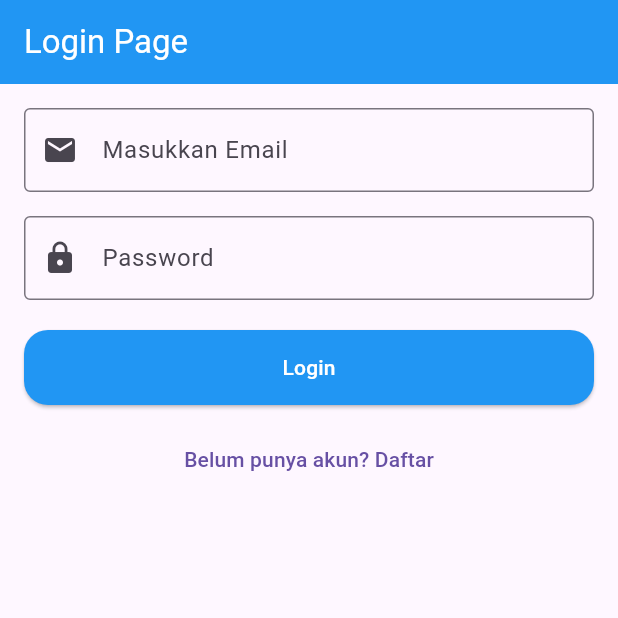
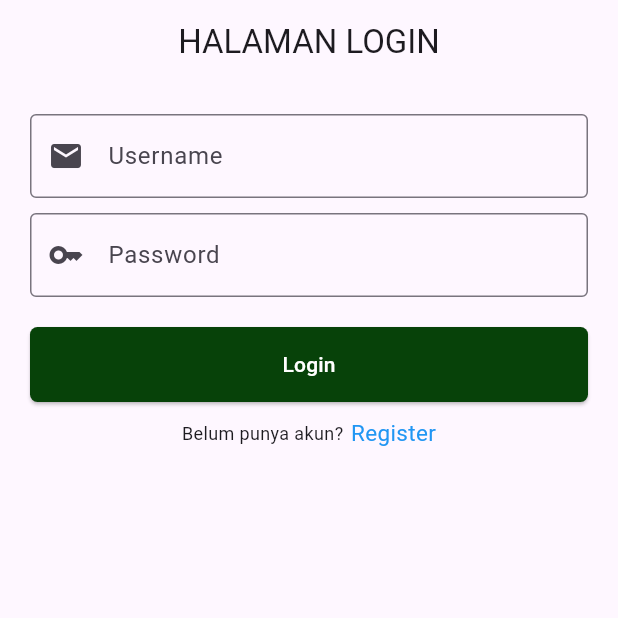
Before and after one commit to danieldjamilui-ux/Mobile-Lanjut-7IFPA-daniel-Kristiadi-Paulus---07352211168-, a Flutter app: the LoginPage screen opened directly, on a phone screen of 412 x 824 dp, the top half of it. Run offline on Flutter 3.47's test engine with Material 3 defaults, Android fonts, the phone set to English and light mode, and no system bars; missing offline and left inert: app; statements that could not run were skipped.

Commit message:
Update loginpage.dart

```diff
--- a/lib/auth/loginpage.dart
+++ b/lib/auth/loginpage.dart
@@ -1,6 +1,6 @@
-// loginpage.dart
+import 'package:app/aut/registpage.dart';
+import 'package:app/pages/homepage.dart';
 import 'package:flutter/material.dart';
-import 'registerpage.dart'; // <- PENTING: pastikan file ini ada
 
 class LoginPage extends StatelessWidget {
   const LoginPage({super.key});
@@ -9,72 +9,81 @@ class LoginPage extends StatelessWidget {
   Widget build(BuildContext context) {
     return Scaffold(
       appBar: AppBar(
-        title: const Text('Login Page', style: TextStyle(color: Colors.white)),
-        backgroundColor: Colors.blue,
-      ),
+          centerTitle: true,
+          title: Text("HALAMAN LOGIN"),
+          automaticallyImplyLeading: false),
       body: SafeArea(
-        child: SingleChildScrollView(
           child: Padding(
-            padding: const EdgeInsets.all(16),
+        padding: const EdgeInsets.all(20.0),
         child: Column(
           children: [
-                // Email
             TextField(
-                  decoration: const InputDecoration(
+              decoration: InputDecoration(
                   prefixIcon: Icon(Icons.email),
-                    hintText: "Masukkan Email", // gunakan hintText, bukan hint
-                    border: OutlineInputBorder(),
+                  hintText: "Username",
+                  border: OutlineInputBorder()),
             ),
+            SizedBox(
+              height: 10,
             ),
-                const SizedBox(height: 16),
-
-                // Password
             TextField(
               obscureText: true,
-                  decoration: const InputDecoration(
-                    prefixIcon: Icon(Icons.lock), // gunakan Icons.lock
+              decoration: InputDecoration(
+                  prefixIcon: Icon(Icons.key),
                   hintText: "Password",
-                    border: OutlineInputBorder(),
+                  border: OutlineInputBorder()),
             ),
+            SizedBox(
+              height: 20,
             ),
-                const SizedBox(height: 20),
-
-                // Tombol Login (sementara belum diarahkan ke Home)
             ElevatedButton(
               onPressed: () {
-                    // TODO: arahkan ke HomePage setelah login valid
+                Navigator.push(context,
+                    MaterialPageRoute(builder: (context) => HomePage()));
               },
+              child: Text(
+                "Login",
+                style: TextStyle(color: Colors.white),
+              ),
               style: ElevatedButton.styleFrom(
-                    minimumSize: const Size(double.infinity, 50),
-                    foregroundColor: Colors.white,
-                    backgroundColor: Colors.blue,
                   shape: RoundedRectangleBorder(
-                      borderRadius: BorderRadius.circular(16),
+                      borderRadius: BorderRadius.circular(5)),
+                  minimumSize: Size(double.infinity, 50),
+                  backgroundColor: const Color.fromARGB(255, 7, 66, 9)),
             ),
+            SizedBox(
+              height: 10,
             ),
-                  child: const Text("Login"),
+            Row(
+              mainAxisAlignment: MainAxisAlignment.center,
+              children: [
+                Text(
+                  "Belum punya akun?",
+                  style: TextStyle(fontSize: 12),
                 ),
-
-                const SizedBox(height: 12),
-
-                // === Tombol menuju RegisterPage (PERBAIKAN) ===
-                TextButton(
-                  onPressed: () {
+                SizedBox(
+                  width: 5,
+                ),
+                GestureDetector(
+                  onTap: () {
                     Navigator.push(
                         context,
                         MaterialPageRoute(
-                        builder: (context) => const RegisterPage(),
+                            builder: (context) => registerPage()));
+                  },
+                  child: Text(
+                    "Register",
+                    style: TextStyle(
+                      fontSize: 15,
+                      color: Colors.blue,
                     ),
-                    );
-                  },
-                  child: const Text("Belum punya akun? Daftar"),
                   ),
-                // =============================================
+                )
               ],
             ),
+          ],
         ),
-        ),
-      ),
+      )),
     );
   }
 }
```
Lines whose indentation alone changed are shown as unchanged.
